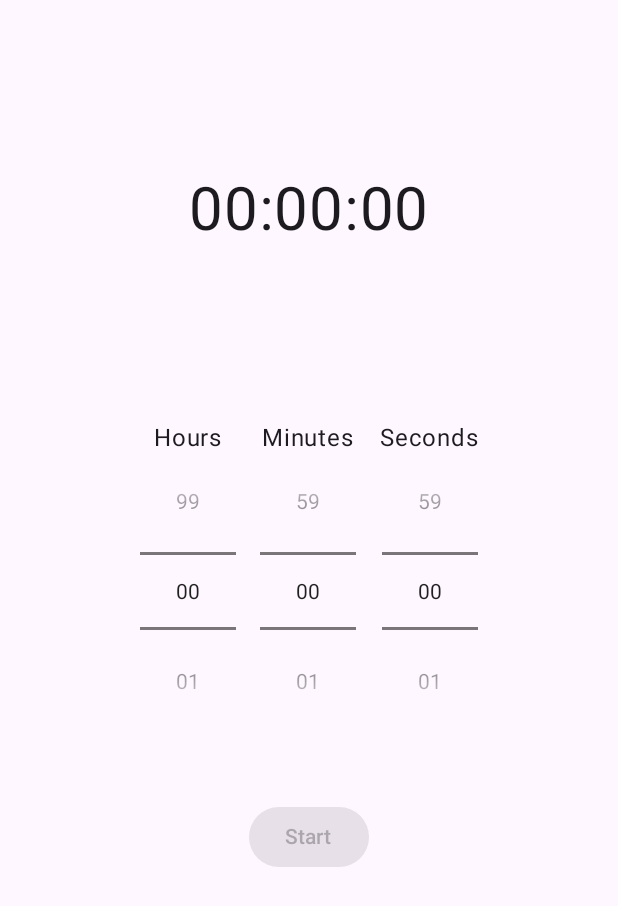
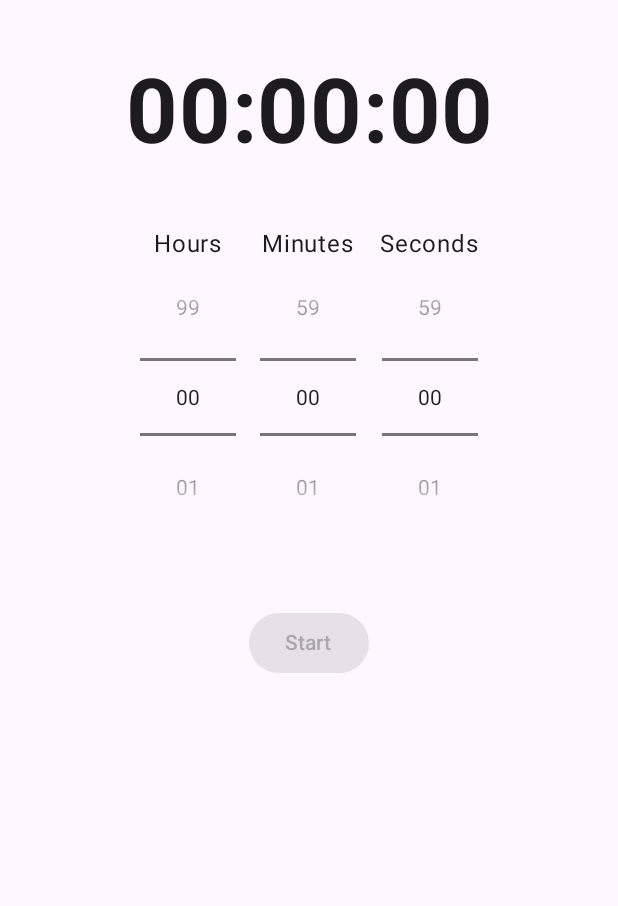
Before and after one commit to AaronRoy12503/Week11AssignmentBCS271, an Android app built with Jetpack Compose: the screen it shows after launch (CountDownActivity), on a phone screen of 412 x 824 dp. Shown: the top 906 px of the screen. Run offline under Robolectric (Android 15) with nearby library versions, the phone set to English and light mode, and no system bars.

Commit message:
Completed ToDo 4

```diff
--- a/app/src/main/java/edu/farmingdale/threadsexample/MainActivity.kt
+++ b/app/src/main/java/edu/farmingdale/threadsexample/MainActivity.kt
@@ -26,7 +26,6 @@
     }
 }
 
-// ToDo 3: Start the application using the CountDownActivity
 // ToDo 4: Make the Text of the timer larger
 // ToDo 5: Show a visual indicator of the timer going down to 0
 // ToDo 6: Add a button to rest the timer
--- a/app/src/main/java/edu/farmingdale/threadsexample/countdowntimer/TimerScreen.kt
+++ b/app/src/main/java/edu/farmingdale/threadsexample/countdowntimer/TimerScreen.kt
@@ -11,7 +11,7 @@
 import androidx.compose.foundation.layout.Row
 import androidx.compose.foundation.layout.fillMaxWidth
 import androidx.compose.foundation.layout.padding
-import androidx.compose.foundation.layout.size
+import androidx.compose.foundation.layout.wrapContentSize
 import androidx.compose.material3.Button
 import androidx.compose.material3.CircularProgressIndicator
 import androidx.compose.material3.Text
@@ -25,6 +25,8 @@
 import androidx.compose.ui.Alignment
 import androidx.compose.ui.Modifier
 import androidx.compose.ui.graphics.Color
+import androidx.compose.ui.text.font.FontWeight
+import androidx.compose.ui.text.style.TextAlign
 import androidx.compose.ui.tooling.preview.Preview
 import androidx.compose.ui.unit.dp
 import androidx.compose.ui.unit.sp
@@ -44,7 +46,8 @@
         Box(
             modifier = modifier
                 .padding(20.dp)
-                .size(240.dp),
+                .fillMaxWidth()
+                .wrapContentSize(),
             contentAlignment = Alignment.Center
         ) {
             if (timerViewModel.isRunning) {
@@ -52,7 +55,10 @@
             }
             Text(
                 text = timerText(timerViewModel.remainingMillis),
-                fontSize = 40.sp,
+                fontSize = 60.sp,
+                fontWeight = FontWeight.Bold,
+                textAlign = TextAlign.Center,
+                modifier = Modifier.padding(vertical = 20.dp)
             )
         }
         TimePicker(
@@ -81,8 +87,6 @@
         }
     }
 }
-
-
 
 fun timerText(timeInMillis: Long): String {
     val duration: Duration = timeInMillis.milliseconds
```
